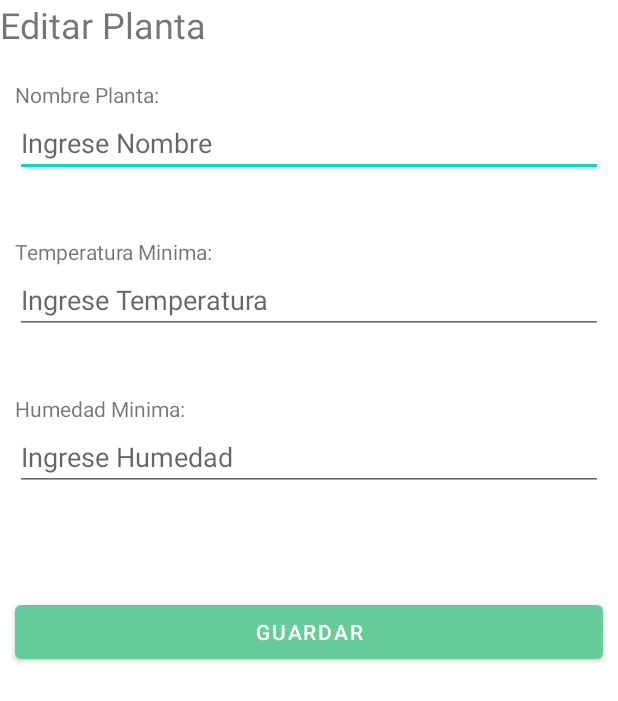
After one commit to afgomez20/PST_PRO_G2, an Android app: the EditarPlantaActivity screen opened directly, with no data from a screen before it, on a phone screen of 412 x 824 dp. The commit adds this screen. Shown: the top 701 px of the screen. Run offline under Robolectric (Android 15) with nearby library versions, the phone set to English and light mode, and no system bars.

Commit message:
vista de editar planta 2

```diff
--- a/PIS_ADAS/app/src/main/AndroidManifest.xml
+++ b/PIS_ADAS/app/src/main/AndroidManifest.xml
@@ -9,6 +9,9 @@
         android:roundIcon="@mipmap/ic_index_round"
         android:supportsRtl="true"
         android:theme="@style/Theme.PIS_ADAS">
+        <activity
+            android:name=".EditarPlantaActivity"
+            android:exported="false" />
         <activity
             android:name=".DatosPlantaActivity"
             android:exported="false" />
--- a/PIS_ADAS/app/src/main/java/com/example/pis_adas/DatosPlantaActivity.java
+++ b/PIS_ADAS/app/src/main/java/com/example/pis_adas/DatosPlantaActivity.java
@@ -2,7 +2,9 @@ package com.example.pis_adas;
 
 import androidx.appcompat.app.AppCompatActivity;
 
+import android.content.Intent;
 import android.os.Bundle;
+import android.view.View;
 
 public class DatosPlantaActivity extends AppCompatActivity {
 
@@ -12,5 +14,14 @@ public class DatosPlantaActivity extends AppCompatActivity {
         setContentView(R.layout.activity_datos_planta);
     }
 
+    public void menu(View view){
+        finish();
+    }
+
+    public void editar(View view){
+        Intent i = new Intent(this, EditarPlantaActivity.class);
+        startActivity(i);
+    }
+
 
 }
--- /dev/null
+++ b/PIS_ADAS/app/src/main/java/com/example/pis_adas/EditarPlantaActivity.java
@@ -0,0 +1,19 @@
+package com.example.pis_adas;
+
+import androidx.appcompat.app.AppCompatActivity;
+
+import android.os.Bundle;
+import android.view.View;
+
+public class EditarPlantaActivity extends AppCompatActivity {
+
+    @Override
+    protected void onCreate(Bundle savedInstanceState) {
+        super.onCreate(savedInstanceState);
+        setContentView(R.layout.activity_editar_planta);
+    }
+
+    public void guardar(View view){
+        finish();
+    }
+}
--- a/PIS_ADAS/app/src/main/java/com/example/pis_adas/MenuActivity.java
+++ b/PIS_ADAS/app/src/main/java/com/example/pis_adas/MenuActivity.java
@@ -59,8 +59,10 @@ public class MenuActivity extends AppCompatActivity {
         plantas.setOnClickListener(new View.OnClickListener() {
             @Override
             public void onClick(View view) {
+                Intent i = new Intent(getApplicationContext(), DatosPlantaActivity.class);
                 String nombre = plantasList.get(recyclerView.getChildAdapterPosition(view)).getNombre();
                 Toast.makeText(view.getContext(), "Seleccionaste: "+nombre, Toast.LENGTH_SHORT).show();
+                startActivity(i);
             }
         });
     }
@@ -70,4 +72,6 @@ public class MenuActivity extends AppCompatActivity {
         startActivity(i);
         finish();
     }
+
+
 }
--- a/PIS_ADAS/app/src/main/res/layout/activity_datos_planta.xml
+++ b/PIS_ADAS/app/src/main/res/layout/activity_datos_planta.xml
@@ -122,6 +122,7 @@
             android:layout_marginLeft="10dp"
             android:layout_marginTop="20dp"
             android:layout_marginRight="10dp"
+            android:onClick="editar"
             android:text="Editar"
             android:textAllCaps="true"
             android:textColor="#FFFFFF"
@@ -134,6 +135,7 @@
             android:layout_marginLeft="10dp"
             android:layout_marginTop="20dp"
             android:layout_marginRight="10dp"
+            android:onClick="menu"
             android:text="Menu"
             android:textAllCaps="true"
             android:textColor="#FFFFFF"
--- /dev/null
+++ b/PIS_ADAS/app/src/main/res/layout/activity_editar_planta.xml
@@ -0,0 +1,89 @@
+<?xml version="1.0" encoding="utf-8"?>
+<LinearLayout xmlns:android="http://schemas.android.com/apk/res/android"
+    xmlns:app="http://schemas.android.com/apk/res-auto"
+    xmlns:tools="http://schemas.android.com/tools"
+    android:layout_width="match_parent"
+    android:layout_height="match_parent"
+    android:orientation="vertical"
+    tools:context=".EditarPlantaActivity">
+
+    <TextView
+        android:id="@+id/textView3"
+        android:layout_width="match_parent"
+        android:layout_height="53dp"
+        android:text="Editar Planta"
+        android:textSize="24sp" />
+
+    <TextView
+        android:layout_width="wrap_content"
+        android:layout_height="wrap_content"
+        android:layout_marginLeft="10dp"
+        android:layout_marginRight="10dp"
+        android:text="Nombre Planta:" />
+
+    <EditText
+        android:id="@+id/nom_planta"
+        android:layout_width="match_parent"
+        android:layout_height="wrap_content"
+        android:layout_marginLeft="10dp"
+        android:layout_marginRight="10dp"
+        android:layout_marginBottom="40dp"
+        android:ems="10"
+        android:hint="Ingrese Nombre"
+        android:inputType="textPersonName"
+        tools:ignore="TouchTargetSizeCheck" />
+
+    <TextView
+        android:id="@+id/textView5"
+        android:layout_width="match_parent"
+        android:layout_height="wrap_content"
+        android:layout_marginLeft="10dp"
+        android:layout_marginRight="10dp"
+        android:text="Temperatura Minima:" />
+
+    <EditText
+        android:id="@+id/tem_minima"
+        android:layout_width="match_parent"
+        android:layout_height="wrap_content"
+        android:layout_marginLeft="10dp"
+        android:layout_marginRight="10dp"
+        android:layout_marginBottom="40dp"
+        android:ems="10"
+        android:hint="Ingrese Temperatura"
+        android:inputType="textPersonName"
+        tools:ignore="TouchTargetSizeCheck" />
+
+    <TextView
+        android:id="@+id/textView6"
+        android:layout_width="match_parent"
+        android:layout_height="wrap_content"
+        android:layout_marginLeft="10dp"
+        android:layout_marginRight="10dp"
+        android:text="Humedad Minima:" />
+
+    <EditText
+        android:id="@+id/hum_minima"
+        android:layout_width="match_parent"
+        android:layout_height="wrap_content"
+        android:layout_marginLeft="10dp"
+        android:layout_marginRight="10dp"
+        android:layout_marginBottom="40dp"
+        android:ems="10"
+        android:hint="Ingrese Humedad"
+        android:inputType="textPersonName"
+        tools:ignore="TouchTargetSizeCheck" />
+
+    <Button
+        android:id="@+id/botonGuardar"
+        android:layout_width="match_parent"
+        android:layout_height="wrap_content"
+        android:layout_marginLeft="10dp"
+        android:layout_marginTop="30dp"
+        android:layout_marginRight="10dp"
+        android:onClick="guardar"
+        android:text="GUARDAR"
+        android:textAllCaps="true"
+        android:textColor="#FFFFFF"
+        app:backgroundTint="#66CC99" />
+
+</LinearLayout>
```
